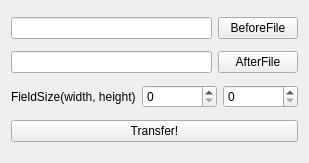
This is mainwindow.ui in okdshin/QFieldTransfer as Qt 5 draws it before an edit. The edited form follows.
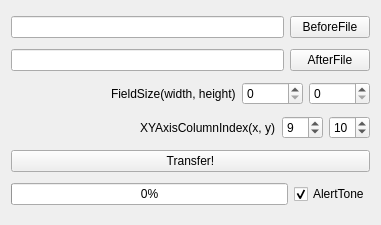
This is the edited form.

The edit to the form file:
```diff
--- a/mainwindow.ui
+++ b/mainwindow.ui
@@ -6,8 +6,8 @@
    <rect>
     <x>0</x>
     <y>0</y>
-    <width>309</width>
-    <height>163</height>
+    <width>381</width>
+    <height>225</height>
    </rect>
   </property>
   <property name="windowTitle">
@@ -29,6 +29,12 @@
       </item>
       <item>
        <widget class="QPushButton" name="before_button">
+        <property name="sizePolicy">
+         <sizepolicy hsizetype="Minimum" vsizetype="Fixed">
+          <horstretch>0</horstretch>
+          <verstretch>0</verstretch>
+         </sizepolicy>
+        </property>
         <property name="text">
          <string>BeforeFile</string>
         </property>
@@ -47,6 +53,12 @@
       </item>
       <item>
        <widget class="QPushButton" name="after_button">
+        <property name="sizePolicy">
+         <sizepolicy hsizetype="Minimum" vsizetype="Fixed">
+          <horstretch>0</horstretch>
+          <verstretch>0</verstretch>
+         </sizepolicy>
+        </property>
         <property name="text">
          <string>AfterFile</string>
         </property>
@@ -56,6 +68,19 @@
     </item>
     <item>
      <layout class="QHBoxLayout" name="horizontalLayout_3">
+      <item>
+       <spacer name="horizontalSpacer">
+        <property name="orientation">
+         <enum>Qt::Horizontal</enum>
+        </property>
+        <property name="sizeHint" stdset="0">
+         <size>
+          <width>40</width>
+          <height>20</height>
+         </size>
+        </property>
+       </spacer>
+      </item>
       <item>
        <widget class="QLabel" name="label">
         <property name="text">
@@ -85,13 +110,78 @@
       </item>
      </layout>
     </item>
+    <item>
+     <layout class="QHBoxLayout" name="horizontalLayout_4">
+      <item>
+       <spacer name="horizontalSpacer_2">
+        <property name="orientation">
+         <enum>Qt::Horizontal</enum>
+        </property>
+        <property name="sizeHint" stdset="0">
+         <size>
+          <width>40</width>
+          <height>20</height>
+         </size>
+        </property>
+       </spacer>
+      </item>
+      <item>
+       <widget class="QLabel" name="label_2">
+        <property name="text">
+         <string>XYAxisColumnIndex(x, y)</string>
+        </property>
+       </widget>
+      </item>
+      <item>
+       <widget class="QSpinBox" name="x_column_index_spin_box">
+        <property name="value">
+         <number>9</number>
+        </property>
+       </widget>
+      </item>
+      <item>
+       <widget class="QSpinBox" name="y_column_index_spin_box">
+        <property name="value">
+         <number>10</number>
+        </property>
+       </widget>
+      </item>
+     </layout>
+    </item>
     <item>
      <widget class="QPushButton" name="transfer_button">
+      <property name="sizePolicy">
+       <sizepolicy hsizetype="Minimum" vsizetype="Fixed">
+        <horstretch>0</horstretch>
+        <verstretch>0</verstretch>
+       </sizepolicy>
+      </property>
       <property name="text">
        <string>Transfer!</string>
       </property>
      </widget>
     </item>
+    <item>
+     <layout class="QHBoxLayout" name="horizontalLayout_5">
+      <item>
+       <widget class="QProgressBar" name="progressBar">
+        <property name="value">
+         <number>0</number>
+        </property>
+       </widget>
+      </item>
+      <item>
+       <widget class="QCheckBox" name="checkBox">
+        <property name="text">
+         <string>AlertTone</string>
+        </property>
+        <property name="checked">
+         <bool>true</bool>
+        </property>
+       </widget>
+      </item>
+     </layout>
+    </item>
    </layout>
   </widget>
   <widget class="QMenuBar" name="menuBar">
```
Left out of the diff: 8 changed lines with no effect on the pictures.
